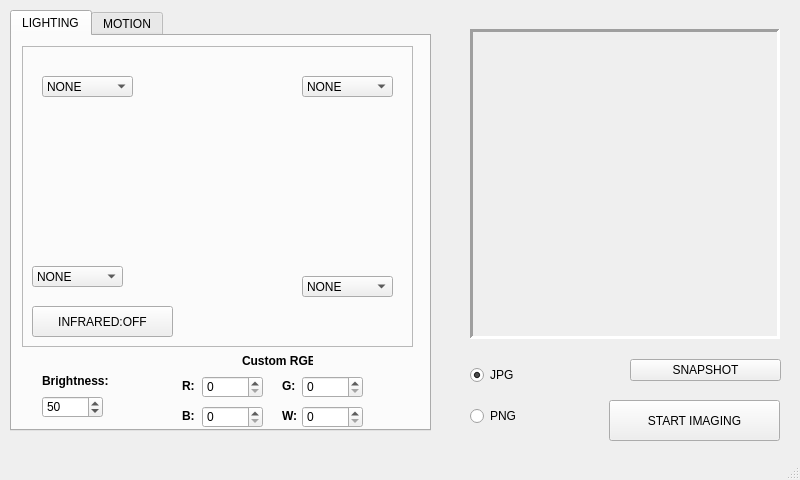
Old version of the form _ui/Clinostat.ui in the repository CoSE-Jerry/3D-Clinostat.
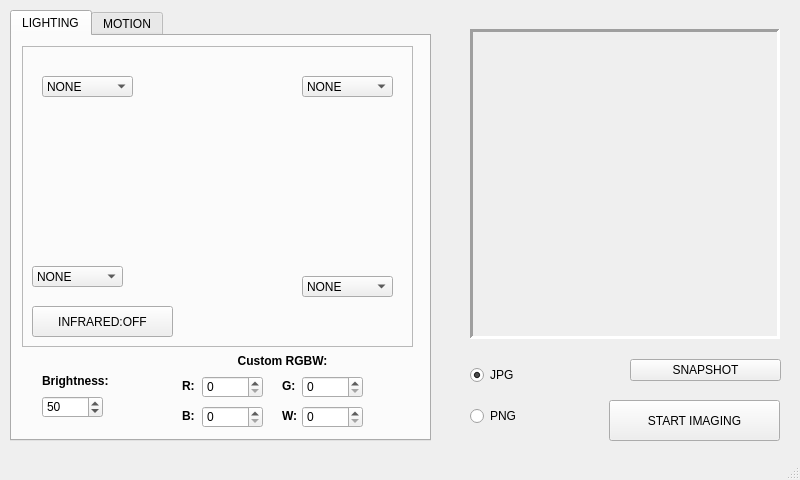
New version of the form. Icons and pictures are not drawn.

Patch:
```diff
--- a/_ui/Clinostat.ui
+++ b/_ui/Clinostat.ui
@@ -55,7 +55,7 @@
       <x>10</x>
       <y>10</y>
       <width>421</width>
-      <height>421</height>
+      <height>431</height>
      </rect>
     </property>
     <property name="currentIndex">
@@ -308,9 +308,9 @@
      <widget class="QLabel" name="label_8">
       <property name="geometry">
        <rect>
-        <x>230</x>
+        <x>200</x>
         <y>310</y>
-        <width>71</width>
+        <width>141</width>
         <height>31</height>
        </rect>
       </property>
```
Left out of the diff: 8 changed lines with no effect on the pictures.
